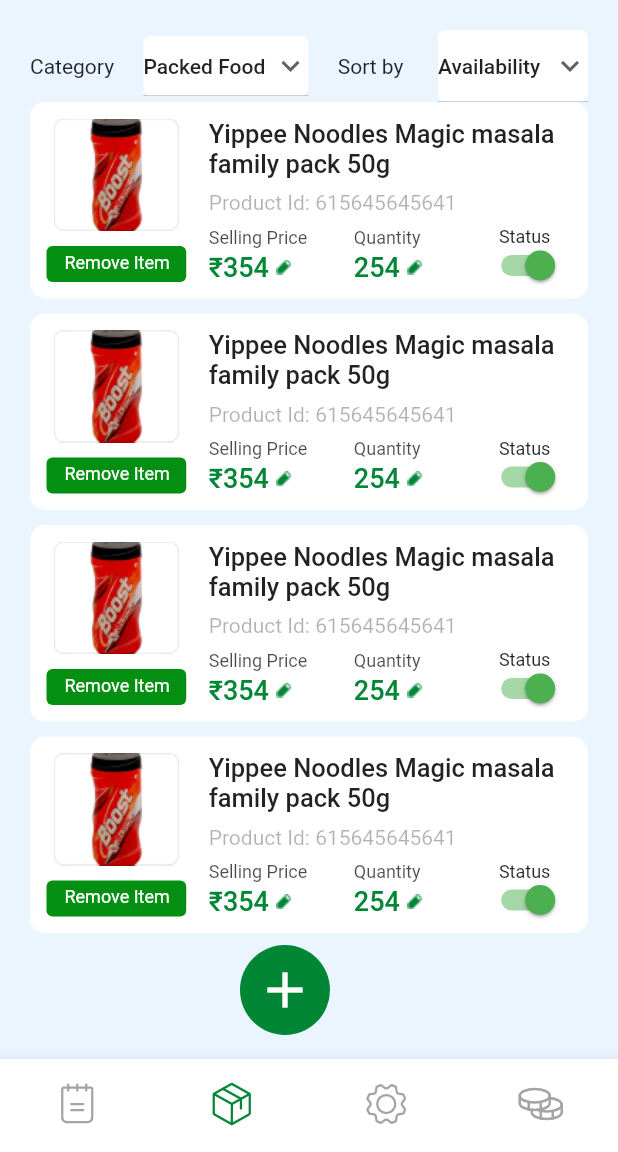
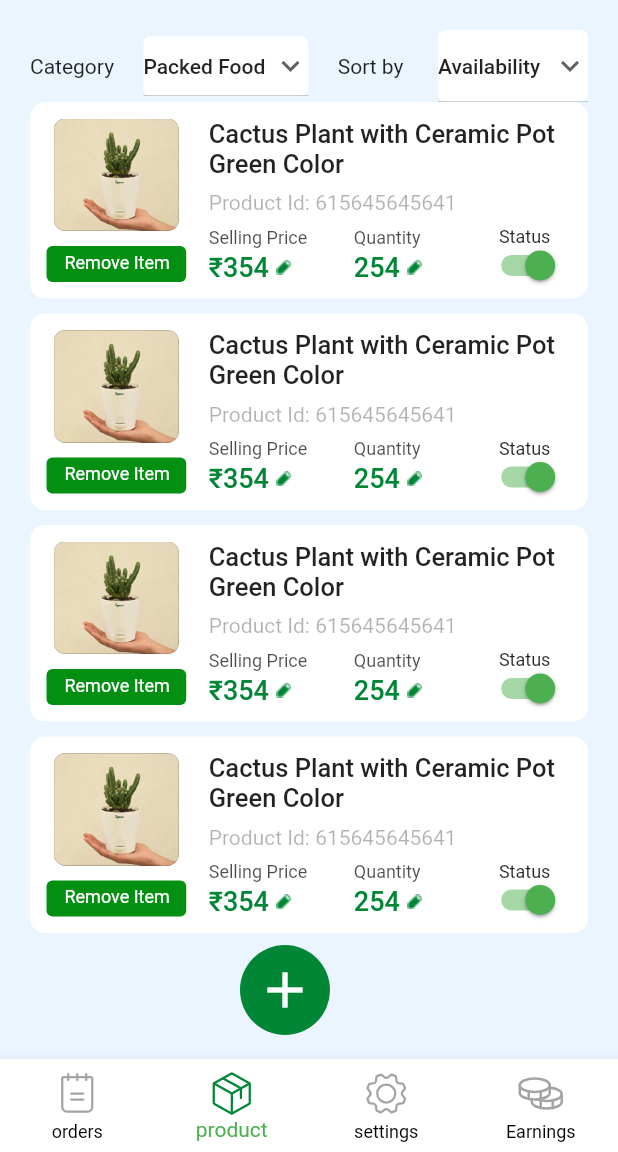
Before and after one commit to jithuhari/demo, a Flutter app: the BottomNavScreenProduct screen opened directly, item 2 of the bottom bar chosen, on a phone screen of 412 x 824 dp, the part 84-1236 px from its top. Run offline on Flutter 3.47's test engine with Material 2 defaults, Android fonts, the light colour scheme and no system bars; our stand-ins replace cached_network_image, dotted_border, flutter_multi_formatter, flutter_svg, fluttertoast, get and 2 more.

Commit message:
product screen nav

```diff
--- a/lib/resources/drawables.dart
+++ b/lib/resources/drawables.dart
@@ -27,7 +27,7 @@
   static const String radio = "assets/icons/radio.png";
   ///products
 
-  static const String productBoost = "assets/icons/product_boost.png";
+  static const String productcactusplant = "assets/product/cactus_plant.png";
 
   ///order details
   static const String downloadIcon = "assets/icons/DownloadIcon.png";
--- a/lib/ui/homescreen/product_home_screen.dart
+++ b/lib/ui/homescreen/product_home_screen.dart
@@ -41,8 +41,8 @@
         currentIndex: _selectedIndex,
         selectedItemColor: Colors.green,
         unselectedItemColor: Colors.black,
-        showSelectedLabels: false,
-        showUnselectedLabels: false,
+        showSelectedLabels: true,
+        showUnselectedLabels: true,
 
         items:   [
 
--- a/lib/ui/product/product_list_screen.dart
+++ b/lib/ui/product/product_list_screen.dart
@@ -1,5 +1,7 @@
 
 import 'package:flutter/material.dart';
+import 'package:get/get.dart';
+import 'package:orgayur_vendor_app/ui/product/products_edit_screen.dart';
 
 
 import '../../resources/app_colors.dart';
@@ -28,10 +30,16 @@
       floatingActionButton: Row(
         mainAxisAlignment: MainAxisAlignment.center,
         children: [
-          CircleAvatar(
-            radius: 30,
-            backgroundColor: AppColors.primaryColor,
-            child: const Icon(Icons.add,color: Colors.white,size: 40,)),
+          GestureDetector(
+            onTap:(){
+
+               Get.to( ProductEditScreen() );
+            } ,
+            child: CircleAvatar(
+              radius: 30,
+              backgroundColor: AppColors.primaryColor,
+              child: const Icon(Icons.add,color: Colors.white,size: 40,)),
+          ),
         ],
       ),
         backgroundColor: AppColors.bgGreenColor,
@@ -131,7 +139,7 @@
                 mainAxisAlignment: MainAxisAlignment.start,
                 children: [
                   Image.asset(
-                    Drawables.productBoost,
+                    Drawables.productcactusplant,
                     width: 88,
                     height: 75,
                   ),
@@ -151,7 +159,7 @@
                   crossAxisAlignment: CrossAxisAlignment.start,
                   mainAxisSize: MainAxisSize.min,
                   children: [
-                    TextPOP17W500("Yippee Noodles Magic masala family pack 50g",
+                    TextPOP17W500("Cactus Plant with Ceramic Pot Green Color",
                         textAlign: TextAlign.left,
                         color: AppColors.textDarkGrayColor),
                     const SizedBox(height: 8),
--- a/pubspec.yaml
+++ b/pubspec.yaml
@@ -78,6 +78,7 @@
     - assets/splash_screen/
     - assets/signup/
     - assets/svg/
+    - assets/product/
   #   - images/a_dot_burr.jpeg
   #   - images/a_dot_ham.jpeg
 
```
Also changed, not shown: lib/main.dart (+4 -4 lines), assets/product/cactus_plant.png (added), assets/product/farm_shovel.png (added), pubspec.lock.
